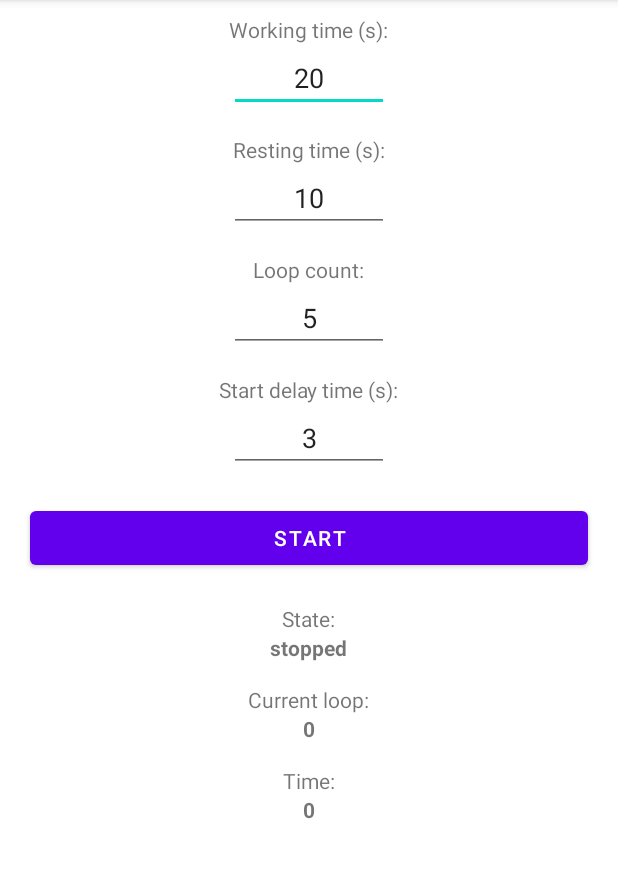
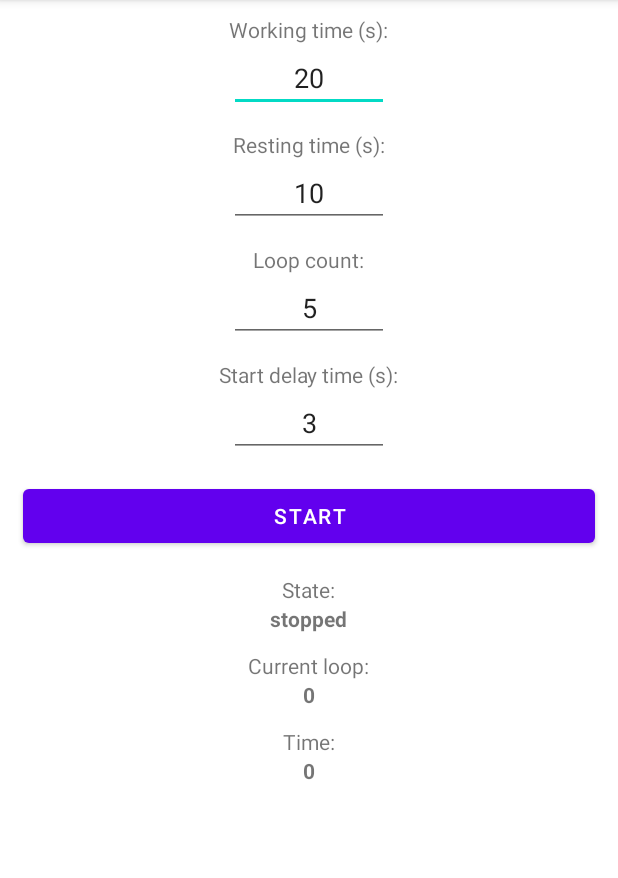
Before and after one commit to marfikus/tabata-timer-android, an Android app: the screen it shows after launch (MainActivity), on a phone screen of 412 x 824 dp, the part 84-962 px from its top. Run offline under Robolectric (Android 15) with nearby library versions, the phone set to English and light mode, and no system bars.

Commit message:
Fix views margins

```diff
--- a/app/src/main/res/layout/activity_main.xml
+++ b/app/src/main/res/layout/activity_main.xml
@@ -38,7 +38,7 @@
             android:layout_width="wrap_content"
             android:layout_height="wrap_content"
             android:text="@string/rest_time_label"
-            android:layout_marginTop="15dp"/>
+            android:layout_marginTop="12dp"/>
 
         <EditText
             android:id="@+id/rest_time_input"
@@ -56,7 +56,7 @@
             android:layout_width="wrap_content"
             android:layout_height="wrap_content"
             android:text="@string/loop_count_label"
-            android:layout_marginTop="15dp"/>
+            android:layout_marginTop="12dp"/>
 
         <EditText
             android:id="@+id/loop_count_input"
@@ -74,7 +74,7 @@
             android:layout_width="wrap_content"
             android:layout_height="wrap_content"
             android:text="@string/start_delay_time_label"
-            android:layout_marginTop="15dp"/>
+            android:layout_marginTop="12dp"/>
 
         <EditText
             android:id="@+id/start_delay_time_input"
@@ -93,7 +93,7 @@
         android:layout_width="match_parent"
         android:layout_height="wrap_content"
         app:layout_constraintTop_toBottomOf="@id/parameters_form"
-        android:layout_margin="20dp"
+        android:layout_margin="15dp"
         android:text="@string/start_button_start"/>
 
     <LinearLayout
@@ -102,7 +102,7 @@
         android:layout_height="wrap_content"
         app:layout_constraintStart_toStartOf="parent"
         app:layout_constraintTop_toBottomOf="@id/start_button"
-        android:layout_marginTop="20dp"
+        android:layout_marginTop="15dp"
         android:orientation="vertical"
         android:gravity="center">
 
@@ -124,7 +124,7 @@
             android:id="@+id/current_loop_label"
             android:layout_width="wrap_content"
             android:layout_height="wrap_content"
-            android:layout_marginTop="15dp"
+            android:layout_marginTop="12dp"
             android:text="@string/current_loop_label"/>
 
         <TextView
@@ -139,7 +139,7 @@
             android:id="@+id/current_time_label"
             android:layout_width="wrap_content"
             android:layout_height="wrap_content"
-            android:layout_marginTop="15dp"
+            android:layout_marginTop="12dp"
             android:text="@string/current_time_label"/>
 
         <TextView
```
